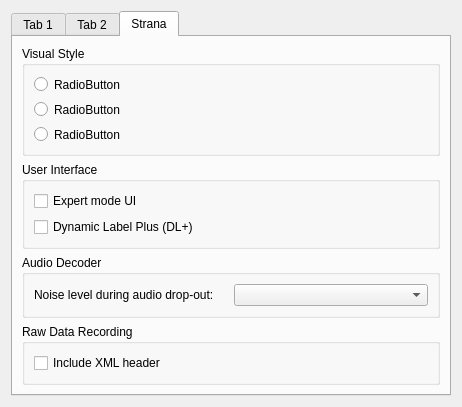
Above: gui/setupdialog.ui from KejPi/AbracaDABra before the change. Below: the same form after it.
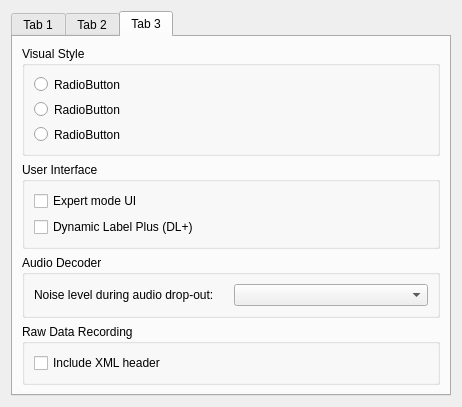
That is the form after the change. The open tabs and pages were chosen to show the change.

Diff of the .ui file:
```diff
--- a/gui/setupdialog.ui
+++ b/gui/setupdialog.ui
@@ -838,7 +838,7 @@
      </widget>
      <widget class="QWidget" name="tabOthers">
       <attribute name="title">
-       <string>Strana</string>
+       <string notr="true">Tab 3</string>
       </attribute>
       <layout class="QVBoxLayout" name="verticalLayout_6">
        <item>
```
Left out of the diff: 12 changed lines with no effect on the pictures.
